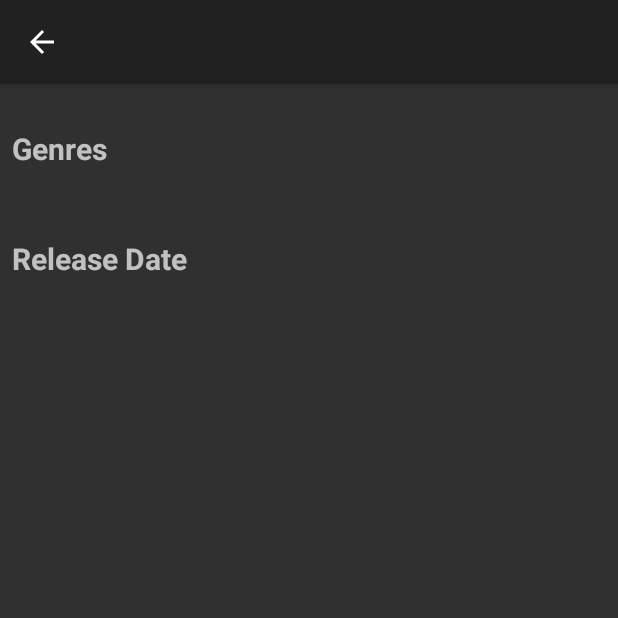
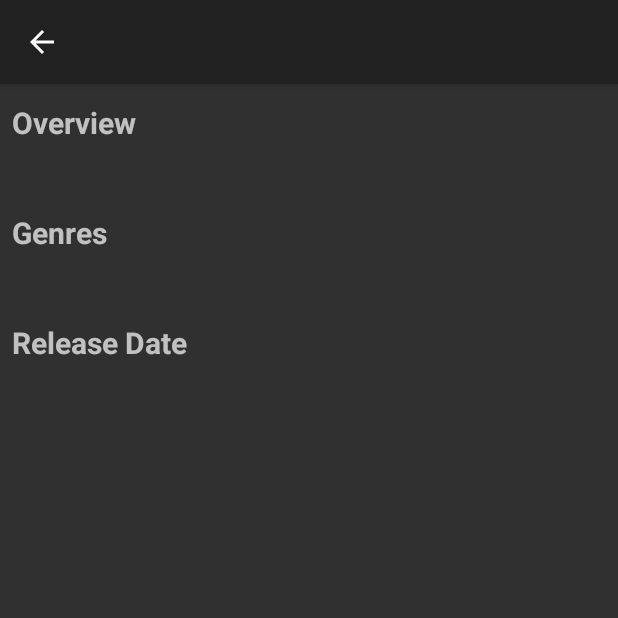
Before and after one commit to LeandroGiordani/tmdb-app, an Android app: the fragment DetailsFragment placed in its activity, on a phone screen of 412 x 824 dp, the top half of it. Run offline under Robolectric (Android 15) with nearby library versions, the phone set to English and light mode, and no system bars; pictures from the network do not load; 11 statements that could not run were skipped.

Commit message:
fix carousel in DetailsFragment and back button behavior in DetailsActivity

```diff
--- a/app/src/main/AndroidManifest.xml
+++ b/app/src/main/AndroidManifest.xml
@@ -23,7 +23,8 @@
 
         <activity
             android:name=".details.DetailsActivity"
-            android:theme="@style/Theme.AppCompat.NoActionBar" />
+            android:theme="@style/Theme.AppCompat.NoActionBar"
+            android:parentActivityName=".home.HomeActivity"/>
 
     </application>
 
--- a/app/src/main/java/com/arctouch/codechallenge/api/TmdbApi.kt
+++ b/app/src/main/java/com/arctouch/codechallenge/api/TmdbApi.kt
@@ -36,7 +36,7 @@ interface TmdbApi {
 
     @GET("movie/{id}/images")
     fun getMovieImagesAsync(
-        @Path("movie_id") id: Long,
+        @Path("id") id: Long,
         @Query("api_key") apiKey: String
     ): Deferred<Response<ImagesResponse>>
 }
--- a/app/src/main/java/com/arctouch/codechallenge/details/ui/DetailsAdapter.kt
+++ b/app/src/main/java/com/arctouch/codechallenge/details/ui/DetailsAdapter.kt
@@ -19,7 +19,7 @@ class DetailsAdapter(private val images: List<MovieImage>) : RecyclerView.Adapte
 
         fun bind(image: MovieImage) {
             Glide.with(itemView)
-                    .load(movieImageUrlBuilder.buildPosterUrl(image.filePath))
+                    .load(movieImageUrlBuilder.buildDetailsPosterUrl(image.filePath))
                     .apply(RequestOptions().placeholder(R.drawable.ic_image_placeholder))
                     .into(itemView.posterImageView)
         }
--- a/app/src/main/java/com/arctouch/codechallenge/details/ui/DetailsFragment.kt
+++ b/app/src/main/java/com/arctouch/codechallenge/details/ui/DetailsFragment.kt
@@ -36,7 +36,6 @@ class DetailsFragment : Fragment() {
     override fun onActivityCreated(savedInstanceState: Bundle?) {
         super.onActivityCreated(savedInstanceState)
         observeViewModel()
-
     }
 
     override fun onCreateView(inflater: LayoutInflater, container: ViewGroup?,
@@ -61,6 +60,8 @@ class DetailsFragment : Fragment() {
             val images = it ?: return@Observer
             setupCarousel(images)
         })
+
+        detailsViewModel.getImages()
     }
 
     private fun setupCarousel(images: List<MovieImage>) {
--- a/app/src/main/java/com/arctouch/codechallenge/util/MovieImageUrlBuilder.kt
+++ b/app/src/main/java/com/arctouch/codechallenge/util/MovieImageUrlBuilder.kt
@@ -2,16 +2,21 @@ package com.arctouch.codechallenge.util
 
 import com.arctouch.codechallenge.api.TmdbApi
 
-private const val POSTER_URL = "https://image.tmdb.org/t/p/w154"
+private const val HOME_POSTER_URL = "https://image.tmdb.org/t/p/w154"
 private const val BACKDROP_URL = "https://image.tmdb.org/t/p/w780"
+private const val DETAILS_POSTER_CAROUSEL_URL = "https://image.tmdb.org/t/p/w500"
 
 class MovieImageUrlBuilder {
 
     fun buildPosterUrl(posterPath: String): String {
-        return POSTER_URL + posterPath + "?api_key=" + TmdbApi.API_KEY
+        return HOME_POSTER_URL + posterPath + "?api_key=" + TmdbApi.API_KEY
     }
 
     fun buildBackdropUrl(backdropPath: String?): String {
         return BACKDROP_URL + backdropPath + "?api_key=" + TmdbApi.API_KEY
     }
+
+    fun buildDetailsPosterUrl(posterPath: String): String {
+        return DETAILS_POSTER_CAROUSEL_URL + posterPath + "?api_key=" + TmdbApi.API_KEY
+    }
 }
--- a/app/src/main/res/layout/details_activity.xml
+++ b/app/src/main/res/layout/details_activity.xml
@@ -21,6 +21,7 @@
 
     <FrameLayout
         android:id="@+id/detailsContainer"
+        android:layout_marginTop="?attr/actionBarSize"
         android:layout_width="match_parent"
         android:layout_height="match_parent" />
 
--- a/app/src/main/res/layout/fragment_details.xml
+++ b/app/src/main/res/layout/fragment_details.xml
@@ -91,6 +91,8 @@
             android:id="@+id/moviePostersCarousel"
             android:layout_width="match_parent"
             android:layout_height="wrap_content"
+            android:orientation="horizontal"
+            app:layout_constraintTop_toBottomOf="@id/textViewMovieReleaseDate"
             app:layout_constraintBottom_toBottomOf="parent" />
 
     </androidx.constraintlayout.widget.ConstraintLayout>
```
Also changed, not shown: app/src/main/res/layout/poster_item.xml (+8 -5 lines), app/src/main/res/layout/splash_activity.xml (deleted, +0 -21 lines).
